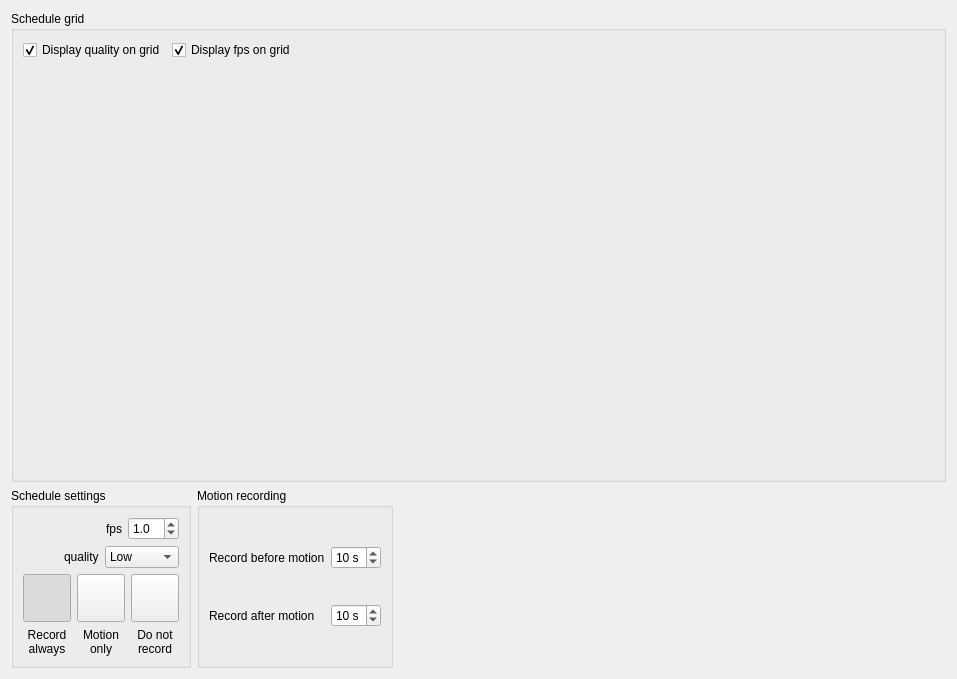
networkoptix/nx_open, file client/src/ui/device_settings/camera_schedule.ui: the form before one commit.
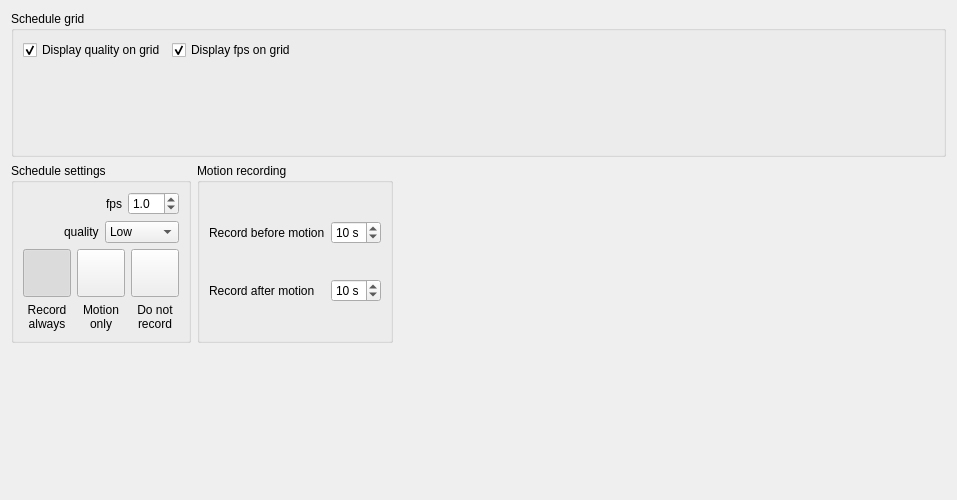
The form after the commit. Custom widgets are drawn as their Qt base class.

```diff
--- a/client/src/ui/device_settings/camera_schedule.ui
+++ b/client/src/ui/device_settings/camera_schedule.ui
@@ -7,7 +7,7 @@
     <x>0</x>
     <y>0</y>
     <width>957</width>
-    <height>679</height>
+    <height>500</height>
    </rect>
   </property>
   <property name="windowTitle">
@@ -466,6 +466,19 @@
      </item>
     </layout>
    </item>
+   <item>
+    <spacer name="verticalSpacer">
+     <property name="orientation">
+      <enum>Qt::Vertical</enum>
+     </property>
+     <property name="sizeHint" stdset="0">
+      <size>
+       <width>20</width>
+       <height>40</height>
+      </size>
+     </property>
+    </spacer>
+   </item>
   </layout>
  </widget>
  <customwidgets>
```
